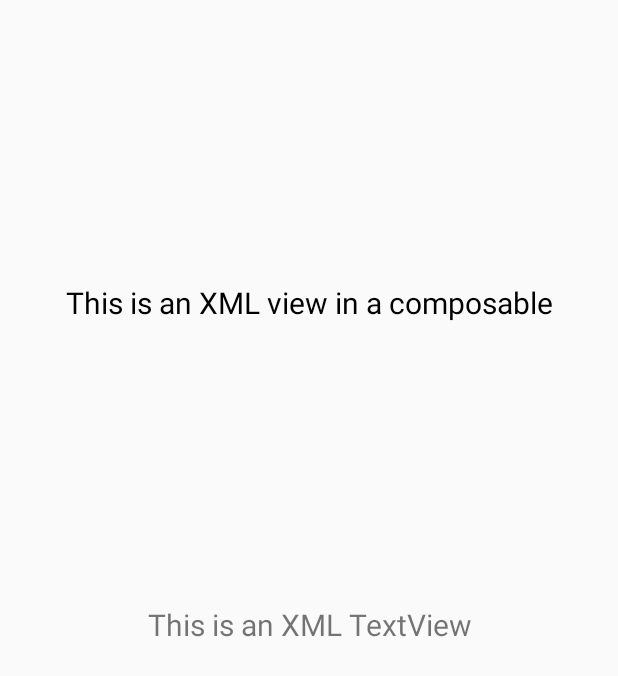
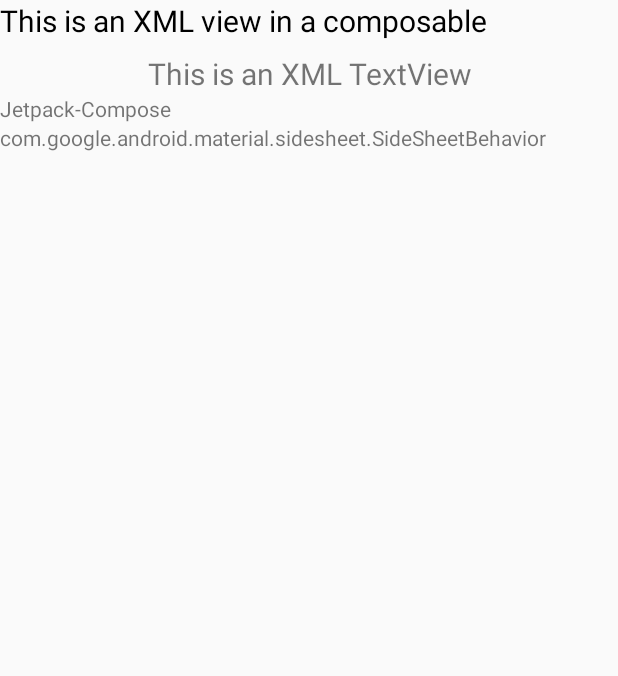
Before and after one commit to namnpse/Jetpack-Compose, an Android app built with Jetpack Compose: the fragment SettingsFragment shown on its own in the app's theme, on a phone screen of 412 x 824 dp. Shown: the top 676 px of the screen. Run offline under Robolectric (Android 15) with nearby library versions, the phone set to English and light mode, and no system bars; network calls fail.

Commit message:
fix bugs UI

```diff
--- a/app/build.gradle.kts
+++ b/app/build.gradle.kts
@@ -3,6 +3,7 @@ plugins {
     id("org.jetbrains.kotlin.android")
     id("com.google.devtools.ksp") version "1.9.22-1.0.16"
     id("kotlin-parcelize")
+    id("com.google.relay") version "0.3.09"
 }
 
 android {
@@ -96,7 +97,7 @@ dependencies {
 
     // navigation destination
     implementation("io.github.raamcosta.compose-destinations:core:$navDestinationVersion")
-    implementation(project(":external"))
+//    implementation(project(":external"))
     ksp("io.github.raamcosta.compose-destinations:ksp:$navDestinationVersion")
 
     testImplementation("junit:junit:4.13.2")
--- a/app/src/main/java/com/namnp/jetpack_compose/optimization/opt2/ExternalUserMapper.kt
+++ b/app/src/main/java/com/namnp/jetpack_compose/optimization/opt2/ExternalUserMapper.kt
@@ -1,6 +1,4 @@
 package com.namnp.jetpack_compose.optimization.opt2
-
-import com.namnp.external.ExternalUser
 
 data class User(
     val id: String,
@@ -8,6 +6,7 @@ data class User(
     val username: String
 )
 
+/*
 fun ExternalUser.toUser(): User {
     return User(
         id = id,
@@ -22,4 +21,4 @@ fun User.toExternalUser(): ExternalUser {
         email = email,
         username = username
     )
-}
+}*/
--- a/app/src/main/java/com/namnp/jetpack_compose/optimization/opt2/WelcomeView.kt
+++ b/app/src/main/java/com/namnp/jetpack_compose/optimization/opt2/WelcomeView.kt
@@ -1,13 +1,12 @@
 package com.namnp.jetpack_compose.optimization.opt2
 
-import androidx.compose.material3.Text
 import androidx.compose.runtime.Composable
-import com.namnp.external.ExternalUser
+//import com.namnp.external.ExternalUser
 
 @Composable
 fun WelcomeView(
-    user: ExternalUser // should not pass user from external module,
+//    user: ExternalUser // should not pass user from external module,
     // since it's marked as Unstable -> recompose
 ) {
-    Text(text = "Welcome ${user.username}!")
+//    Text(text = "Welcome ${user.username}!")
 }
--- a/app/src/main/res/layout/fragment_settings.xml
+++ b/app/src/main/res/layout/fragment_settings.xml
@@ -1,9 +1,10 @@
 <?xml version="1.0" encoding="utf-8"?>
-<androidx.constraintlayout.widget.ConstraintLayout xmlns:android="http://schemas.android.com/apk/res/android"
+<LinearLayout xmlns:android="http://schemas.android.com/apk/res/android"
     xmlns:app="http://schemas.android.com/apk/res-auto"
     xmlns:tools="http://schemas.android.com/tools"
     android:layout_width="match_parent"
     android:layout_height="match_parent"
+    android:orientation="vertical"
     tools:context=".xml_compose_migration.SettingsFragment">
 
     <androidx.compose.ui.platform.ComposeView
@@ -31,4 +32,7 @@
         app:layout_constraintEnd_toEndOf="parent"
         app:layout_constraintStart_toStartOf="parent"
         app:layout_constraintTop_toTopOf="parent" />
-</androidx.constraintlayout.widget.ConstraintLayout>
+
+    <include
+        layout="@layout/merge_file"/>
+</LinearLayout>
--- /dev/null
+++ b/app/src/main/res/layout/merge_file.xml
@@ -0,0 +1,17 @@
+<?xml version="1.0" encoding="utf-8"?>
+<merge xmlns:android="http://schemas.android.com/apk/res/android"
+    android:layout_width="match_parent"
+    android:orientation="vertical"
+    android:layout_height="match_parent">
+
+    <TextView
+        android:text="@string/app_name"
+        android:layout_width="match_parent"
+        android:layout_height="wrap_content"/>
+
+    <TextView
+        android:text="@string/side_sheet_behavior"
+        android:layout_width="match_parent"
+        android:layout_height="wrap_content"/>
+
+</merge>
```
